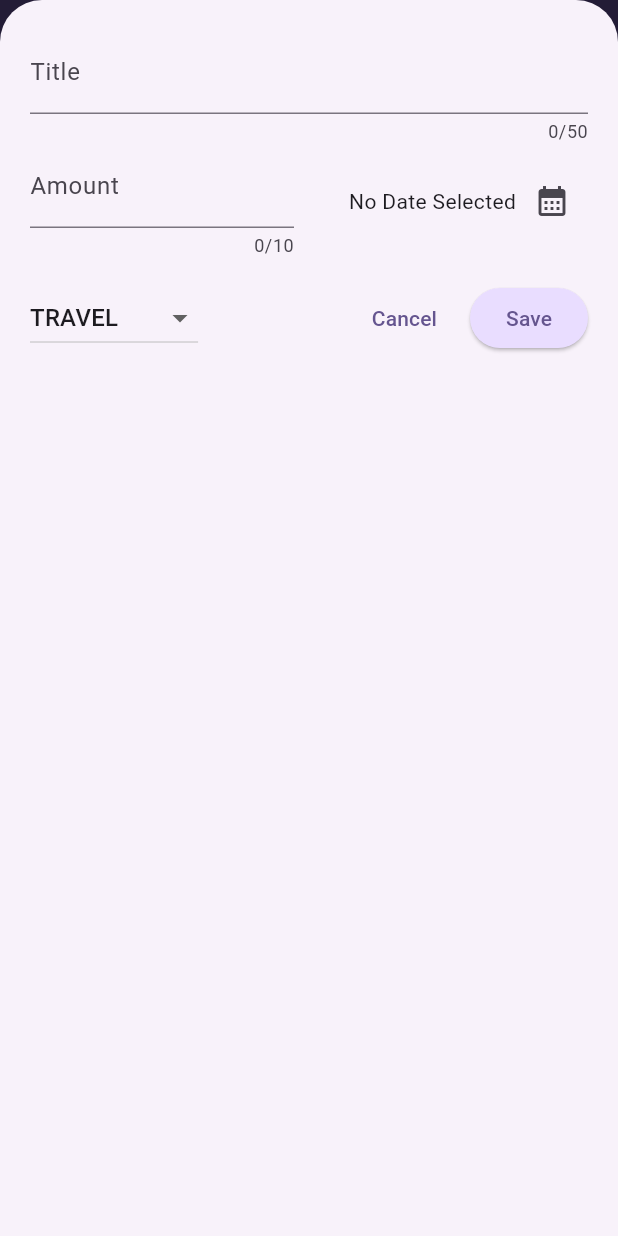
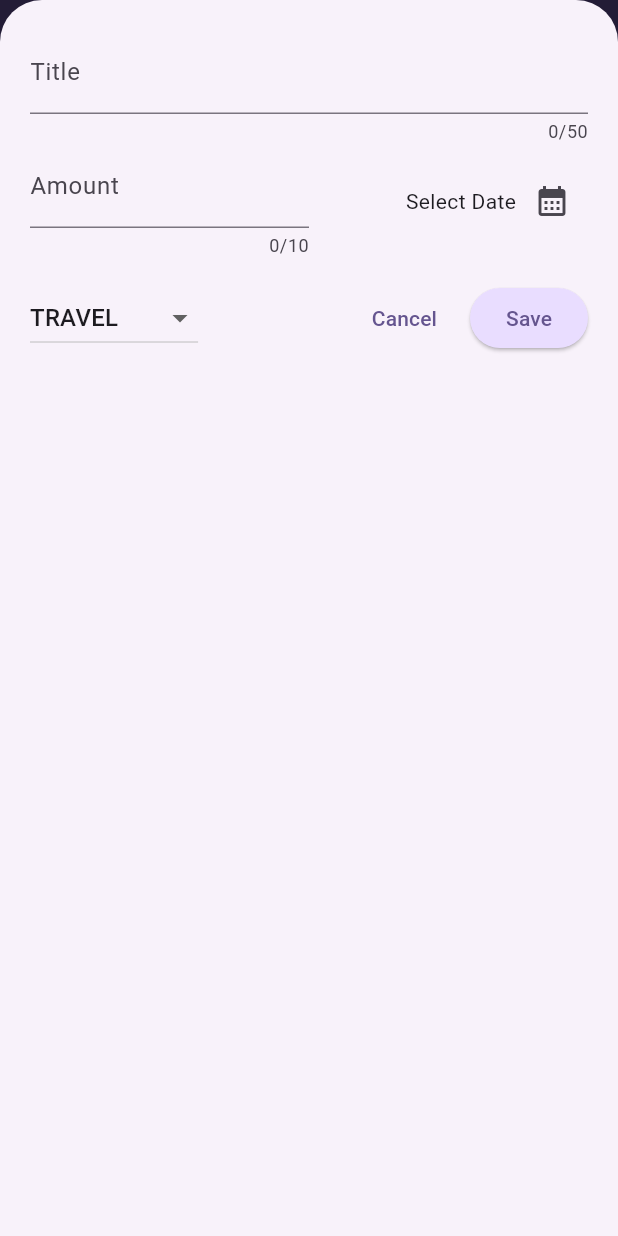
Before and after one commit to Shiva2111/ExpenseTrackerApp, a Flutter app: the screen it shows after launch, after a tap on the "add" icon, on a phone screen of 412 x 824 dp. Run offline on Flutter 3.47's test engine with Material 3 defaults, Android fonts, the phone set to English and light mode, and no system bars.

Commit message:
minor change

```diff
--- a/lib/widgets/InputsController/date_picker_input.dart
+++ b/lib/widgets/InputsController/date_picker_input.dart
@@ -20,7 +20,7 @@ class DatePickerInput extends StatelessWidget {
       crossAxisAlignment: CrossAxisAlignment.center,
       children: [
         Text(
-          selectedDate == null ? 'No Date Selected' : formatter.format(selectedDate!),
+          selectedDate == null ? 'Select Date' : formatter.format(selectedDate!),
         ),
         IconButton(
           onPressed: presentDatePicker,
--- a/lib/widgets/new_expense.dart
+++ b/lib/widgets/new_expense.dart
@@ -189,9 +189,7 @@ class _NewExpenseState extends State<NewExpense> {
                         Expanded(
                           child: AmountInput(controller: _amountController),
                         ),
-                        const SizedBox(
-                          width: 20,
-                        ),
+
                         Expanded(
                           child: DatePickerInput(
                             selectedDate: _selectedDate,
```
